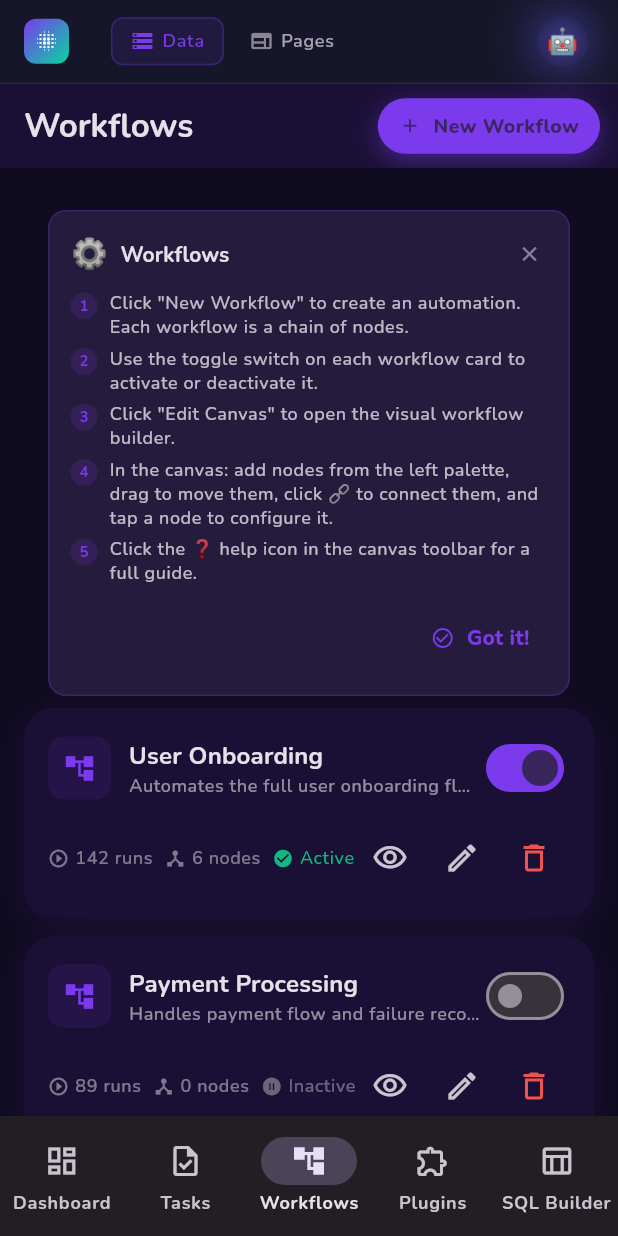
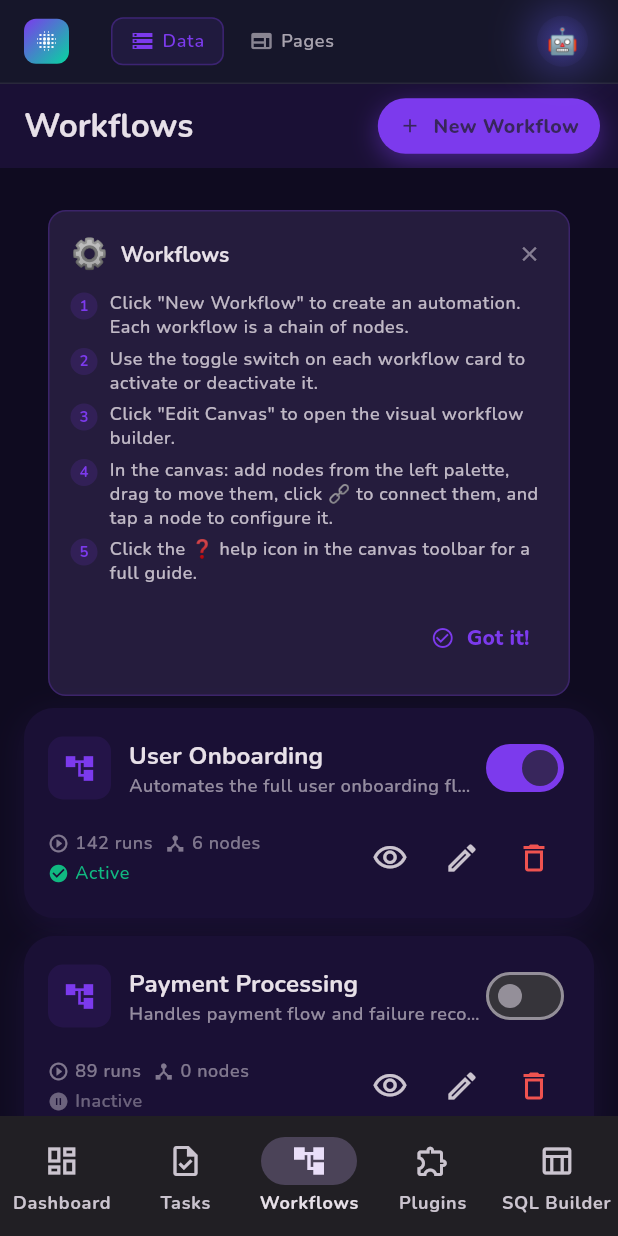
Before and after one commit to driver005/fuzzyboard, a Flutter app: the WorkflowsPage screen opened by its route, on a phone screen of 412 x 824 dp. Run offline on Flutter 3.47's test engine with Material 3 defaults, Android fonts, the phone set to English and light mode, and no system bars; drawn by our look-alikes of flutter_animate; our stand-ins replace fl_chart, flutter_colorpicker, go_router, google_fonts, shared_preferences; accounts and stored records are empty.

Commit message:
fix: use Wrap for workflow chips, localize tooltips, enforce single-line task title
Agent-Logs-Url: https://github.com/driver005/fuzzyboard/sessions/dfbfda26-1760-449b-9b74-1af3890e734f

Co-authored-by: driver005 <60899173+driver005@users.noreply.github.com>

```diff
--- a/lib/features/tasks/tasks_page.dart
+++ b/lib/features/tasks/tasks_page.dart
@@ -597,6 +597,8 @@ class _TaskViewModalState extends State<_TaskViewModal> {
                       task.name,
                       style: theme.textTheme.titleMedium?.copyWith(fontWeight: FontWeight.w700),
                       overflow: TextOverflow.ellipsis,
+                      maxLines: 1,
+                      softWrap: false,
                     ),
                   ),
                   const SizedBox(width: 10),
--- a/lib/features/workflows/workflows_page.dart
+++ b/lib/features/workflows/workflows_page.dart
@@ -144,39 +144,37 @@ class _WorkflowCard extends StatelessWidget {
           const SizedBox(height: 12),
           Row(
             children: [
-              // Info chips — Expanded so they never push the action buttons off screen
+              // Info chips — Wrap so they break across lines instead of overflowing
               Expanded(
-                child: Row(
+                child: Wrap(
+                  spacing: 8,
+                  runSpacing: 4,
                   children: [
                     _InfoChip(
                         icon: Icons.play_circle_outline,
                         label: context.l10n.runsCount(workflow.runCount)),
-                    const SizedBox(width: 8),
                     _InfoChip(
                         icon: Icons.device_hub,
                         label: context.l10n.nodesCount(workflow.nodes.length)),
-                    const SizedBox(width: 8),
                     _InfoChip(
                         icon: workflow.isActive ? Icons.check_circle : Icons.pause_circle,
                         label: workflow.isActive ? context.l10n.activeStatus : context.l10n.inactiveStatus,
                         color: workflow.isActive
                             ? const Color(0xFF10B981)
                             : cs.onSurface.withOpacity(0.4)),
-                    if (isRunning) ...[
-                      const SizedBox(width: 8),
+                    if (isRunning)
                       _InfoChip(
                         icon: Icons.radio_button_checked,
                         label: 'Running',
                         color: const Color(0xFF3B82F6),
                       ),
-                    ],
                   ],
                 ),
               ),
               // Action buttons — icon-only keeps the row compact on any screen width
               IconButton(
                 icon: const Icon(Icons.visibility_outlined),
-                tooltip: 'View',
+                tooltip: context.l10n.viewWorkflowButton,
                 onPressed: () => showWorkflowModal(context),
               ),
               IconButton(
@@ -194,7 +192,7 @@ class _WorkflowCard extends StatelessWidget {
               IconButton(
                 icon: const Icon(Icons.delete_outline),
                 color: Colors.red.shade400,
-                tooltip: 'Delete',
+                tooltip: context.l10n.deleteAction,
                 onPressed: isRunning ? null : () => confirmDelete(context),
               ),
             ],
--- a/lib/l10n/app_en.arb
+++ b/lib/l10n/app_en.arb
@@ -85,6 +85,7 @@
   "newWorkflowButton": "New Workflow",
   "noWorkflowsYet": "No workflows yet",
   "createFirstWorkflow": "Create your first workflow to get started.",
+  "viewWorkflowButton": "View",
   "editCanvasButton": "Edit Canvas",
   "deleteWorkflowConfirm": "Delete Workflow?",
   "deleteWorkflowMessage": "Are you sure you want to delete \"{name}\"?",
--- a/lib/l10n/app_localizations.dart
+++ b/lib/l10n/app_localizations.dart
@@ -478,6 +478,12 @@ abstract class AppLocalizations {
   /// **'Create your first workflow to get started.'**
   String get createFirstWorkflow;
 
+  /// No description provided for @viewWorkflowButton.
+  ///
+  /// In en, this message translates to:
+  /// **'View'**
+  String get viewWorkflowButton;
+
   /// No description provided for @editCanvasButton.
   ///
   /// In en, this message translates to:
--- a/lib/l10n/app_localizations_en.dart
+++ b/lib/l10n/app_localizations_en.dart
@@ -207,6 +207,9 @@ class AppLocalizationsEn extends AppLocalizations {
   @override
   String get createFirstWorkflow =>
       'Create your first workflow to get started.';
+
+  @override
+  String get viewWorkflowButton => 'View';
 
   @override
   String get editCanvasButton => 'Edit Canvas';
```
